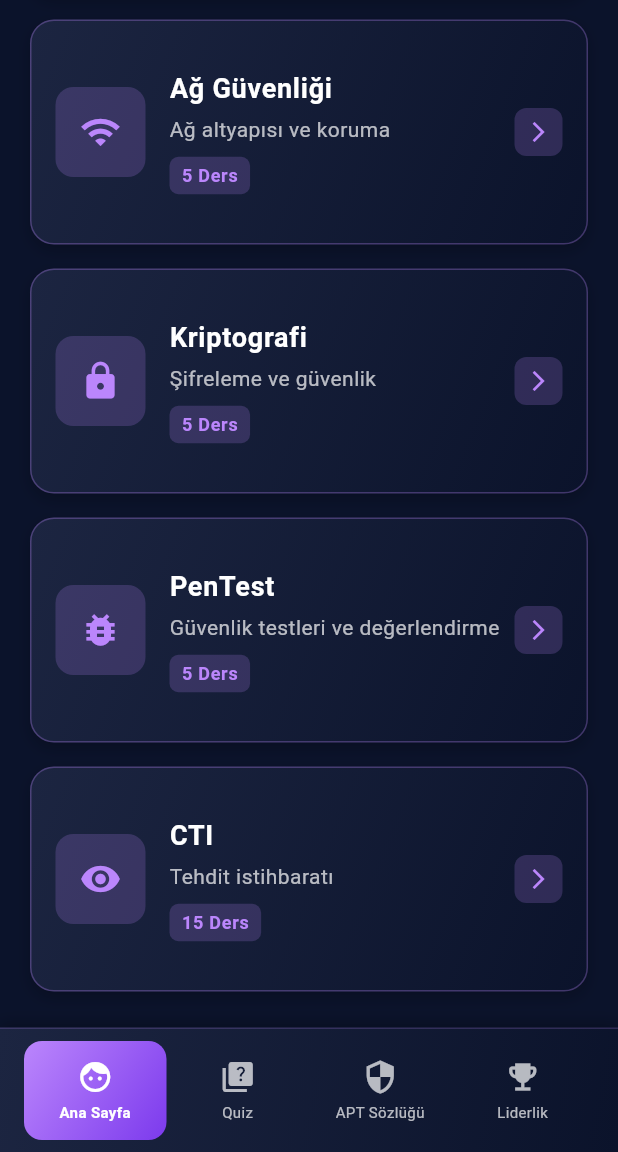
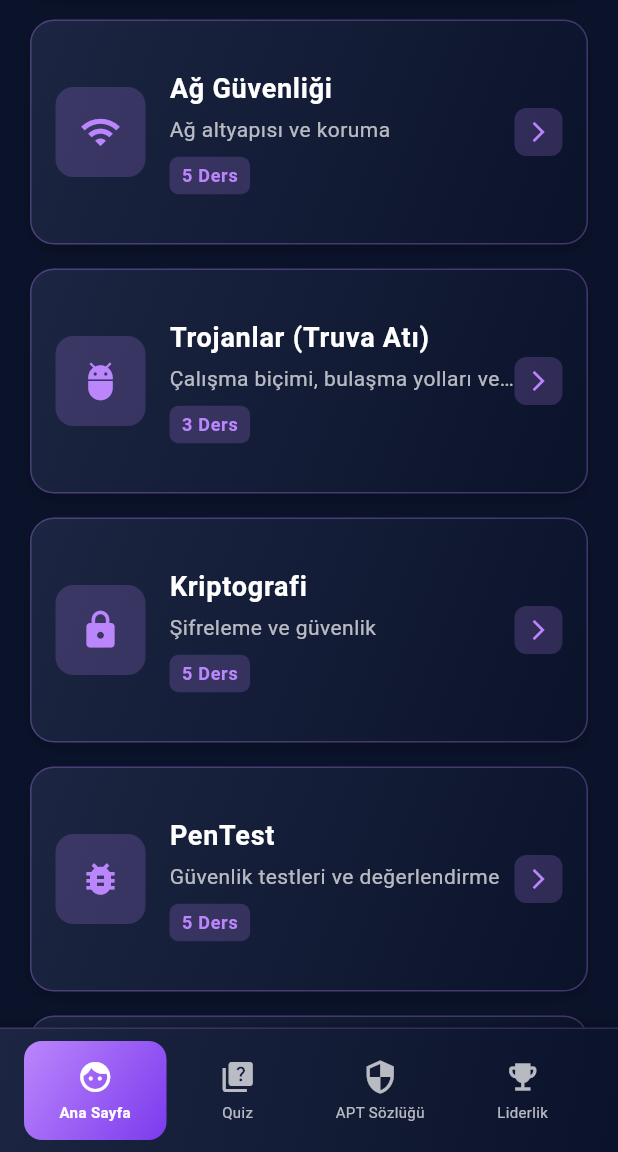
Before and after one commit to Yildiz-Cyber-Threat-Intelligence-Team/ThreatLens, a Flutter app: the HomePageView screen opened by its route, scrolled down 475 dp, on a phone screen of 412 x 824 dp, the part 84-1236 px from its top. Run offline on Flutter 3.47's test engine with Material 3 defaults, Android fonts, the phone set to English and light mode, and no system bars; our stand-ins replace cloud_firestore, firebase_auth, firebase_core, go_router, shared_preferences; accounts and stored records are empty.

Commit message:
Update home_page_view.dart

```diff
--- a/lib/views/screens/home_page_view/home_page_view.dart
+++ b/lib/views/screens/home_page_view/home_page_view.dart
@@ -3,6 +3,9 @@ import 'package:cloud_firestore/cloud_firestore.dart';
 import 'package:firebase_auth/firebase_auth.dart';
 import 'package:go_router/go_router.dart';
 import 'package:threat_lens/app/router.dart';
+import 'package:threat_lens/views/screens/lessons/phishing_tespit.dart';
+
+
 
 class HomePageView extends StatelessWidget {
   const HomePageView({super.key});
@@ -643,6 +646,142 @@ class HomePageView extends StatelessWidget {
           },
         ],
       },
+      {
+        'title': 'Trojanlar (Truva Atı)',
+        'subtitle': 'Çalışma biçimi, bulaşma yolları ve korunma',
+        'icon': Icons.adb_outlined,
+        'color': const Color(0xFFEF476F),
+        'lessons': [
+          {
+            'title': 'Trojanlara Giriş',
+            'duration': '6 dk',
+            'steps': [
+              {
+                'type': 'info',
+                'content': [
+                  {'type': 'title', 'text': 'Trojan (Truva Atı) Nedir?'},
+                  {
+                    'type': 'desc',
+                    'text':
+                        'Trojan, meşru gibi davranan ancak arka planda kötü amaçlı işlemler yapan zararlı yazılımdır. Genellikle kullanıcıyı kandırarak sisteme yüklenir.'
+                  },
+                  {
+                    'type': 'bullet',
+                    'text':
+                        'Kılık değiştirme: “güncelleme”, “faydalı araç”, “crack” gibi görünür.'
+                  },
+                  {
+                    'type': 'bullet',
+                    'text':
+                        'Arka plan aktiviteleri: keylogger, uzaktan erişim (RAT), veri sızıntısı.'
+                  },
+                ],
+                'quizQuestion': {
+                  'question':
+                      'Aşağıdakilerden hangisi trojanların en tipik özelliğidir?',
+                  'options': [
+                    'Sadece dosyaları şifreleyip fidye istemesi',
+                    'Sadece boot sektörüne bulaşması',
+                    'Meşru bir uygulama gibi görünerek yüklenmesi',
+                    'Sadece reklam göstermek için tasarlanması'
+                  ],
+                  'correctIndex': 2,
+                  'explanation':
+                      'Trojanlar genellikle faydalı/zararsız gibi görünerek sisteme girer, arka planda kötü amaçlı işler yapar.'
+                },
+              },
+            ],
+          },
+          {
+            'title': 'Bulaşma ve Belirtiler',
+            'duration': '7 dk',
+            'steps': [
+              {
+                'type': 'info',
+                'content': [
+                  {'type': 'title', 'text': 'Bulaşma Vektörleri'},
+                  {
+                    'type': 'desc',
+                    'text':
+                        'E-posta ekleri, sahte yazılım güncellemeleri, lisanssız yazılımlar (crack), kötü amaçlı USB/taşınabilir medya.'
+                  },
+                  {'type': 'title', 'text': 'Belirtiler'},
+                  {
+                    'type': 'bullet',
+                    'text':
+                        'Aşırı ağ trafiği / şüpheli dış bağlantılar (C2), performans düşüşü.'
+                  },
+                  {
+                    'type': 'bullet',
+                    'text':
+                        'Antivirüsün devre dışı kalması, bilinmeyen işlemler.'
+                  },
+                ],
+                'quizQuestion': {
+                  'question':
+                      'Aşağıdaki senaryolardan hangisi trojan bulaşmasına tipik bir örnektir?',
+                  'options': [
+                    'Tarayıcı önbelleğini temizlemek',
+                    'Resmi siteden indirilen imzalı kurulum dosyası',
+                    'E-posta ile gelen “fatura.pdf.exe” dosyasını çalıştırmak',
+                    'Güncel işletim sistemi yamalarını yüklemek'
+                  ],
+                  'correctIndex': 2,
+                  'explanation':
+                      'Çift uzantılı yürütülebilir dosyalar (pdf.exe) trojanların yaygın taktiğidir.'
+                },
+              },
+            ],
+          },
+          {
+            'title': 'Korunma ve Müdahale',
+            'duration': '6 dk',
+            'steps': [
+              {
+                'type': 'info',
+                'content': [
+                  {'type': 'title', 'text': 'Korunma Yöntemleri'},
+                  {
+                    'type': 'bullet',
+                    'text':
+                        'Kaynak doğrulama: Yazılımı resmi siteden indir, dijital imzayı kontrol et.'
+                  },
+                  {
+                    'type': 'bullet',
+                    'text':
+                        'E-posta güvenliği: Ekleri ve linkleri doğrulamadan açma; makroları kapalı tut.'
+                  },
+                  {
+                    'type': 'bullet',
+                    'text':
+                        'Güncel AV/EDR, uygulama whitelisting, en az ayrıcalık ilkesi (PoLP).'
+                  },
+                  {'type': 'title', 'text': 'Müdahale (IR) İpuçları'},
+                  {
+                    'type': 'desc',
+                    'text':
+                        'Ağdan izole et, kalıcılık noktalarını (run keys, scheduled tasks, services) kontrol et, bellek ve disk artefaktlarını topla, IoC avı yap.'
+                  },
+                ],
+                'quizQuestion': {
+                  'question':
+                      'Aşağıdakilerden hangisi trojanlara karşı en etkili önleyici uygulamadır?',
+                  'options': [
+                    'Tüm e-postaları otomatik olarak açmak',
+                    'Bilinmeyen kaynaklardan yazılım indirmemek ve imza doğrulamak',
+                    'Administrator ile her dosyayı çalıştırmak',
+                    'Antivirüs imzalarını ayda bir güncellemek'
+                  ],
+                  'correctIndex': 1,
+                  'explanation':
+                      'Kaynak ve imza doğrulaması, trojanların kılık değiştirme taktiğini boşa çıkarır; güncel koruma katmanlarıyla birlikte uygulanmalıdır.'
+                },
+              },
+            ],
+          },
+        ],
+      },
+
       {
         'title': 'Kriptografi',
         'subtitle': 'Şifreleme ve güvenlik',
```
